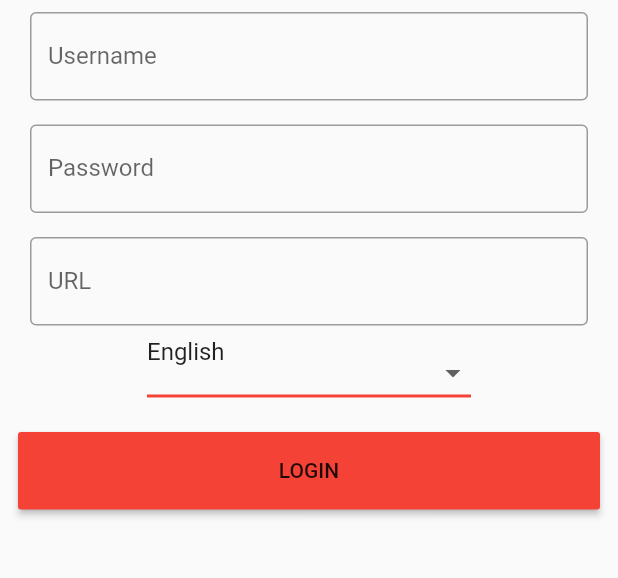
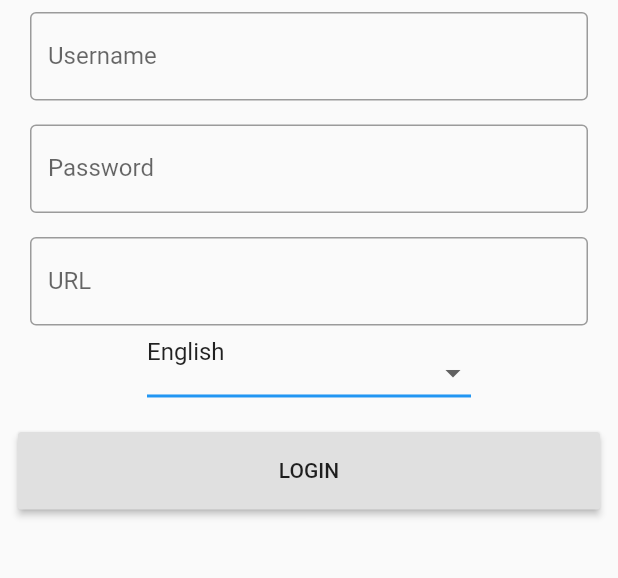
Before and after one commit to openemr/app-flutter-openemr, a Flutter app: the screen it shows after launch, on a phone screen of 412 x 824 dp, the part 471-1049 px from its top. Run offline on Flutter 3.47's test engine with Material 2 defaults, Android fonts, the phone set to English and light mode, and no system bars; our stand-ins replace font_awesome_flutter, sqflite; missing offline and left inert: barcode_scan; accounts and stored records are empty.

Commit message:
- Fixes and theme updates (#6)

```diff
--- a/lib/data/rest_ds.dart
+++ b/lib/data/rest_ds.dart
@@ -14,21 +14,23 @@ class RestDatasource {
     initState();
   }
   void initState() async {
-    baseUrl = await db.getBaseUrl();
-    token = await db.getToken();
+    if (await db.isLoggedIn()) {
+      baseUrl = await db.getBaseUrl();
+      token = await db.getToken();
+    }
   }
 
   NetworkUtil _netUtil = new NetworkUtil();
   static final LOGIN_URL = "/apis/api/auth";
 
   Future<User> login(String username, String password, String url) {
-    return _netUtil.post(url+LOGIN_URL, body: {
+    return _netUtil.post(url + LOGIN_URL, body: {
       "grant_type": "password",
       "username": username,
       "password": password,
       "scope": "default"
     }).then((dynamic res) {
-      if(res == null) throw new Exception("Invalid Login Credentials");
+      if (res == null) throw new Exception("Invalid Login Credentials");
       res['username'] = username;
       res['baseUrl'] = url;
       return new User.map(res);
--- a/lib/interface/login/login.dart
+++ b/lib/interface/login/login.dart
@@ -55,11 +55,11 @@ class LoginScreenState extends State<LoginScreen>
 
   var _value = "en";
   static const ar_dropdown = 4 / 1;
-  static const ar_btn = 15 / 2 ;
+  static const ar_btn = 15 / 2;
   DropdownButton _normalDown() => DropdownButton<String>(
         underline: Container(
           height: 2,
-          color: Theme.of(context).primaryColor,
+          color: Theme.of(context).textSelectionColor,
         ),
         items: [
           DropdownMenuItem(
@@ -98,7 +98,7 @@ class LoginScreenState extends State<LoginScreen>
       child: new RaisedButton(
         onPressed: _submit,
         child: new Text(MyLocalizations.of(context, 'LOGIN')),
-        color: Theme.of(context).primaryColor,
+        color: Theme.of(context).buttonColor,
       ),
     );
     var loginForm = <Widget>[
@@ -111,11 +111,6 @@ class LoginScreenState extends State<LoginScreen>
               padding: const EdgeInsets.all(8.0),
               child: new TextFormField(
                 onSaved: (val) => _username = val,
-                validator: (val) {
-                  return val.length < 10
-                      ? "Username must have atleast 12 chars"
-                      : null;
-                },
                 decoration: new InputDecoration(
                   labelText: MyLocalizations.of(context, 'Username'),
                   border: OutlineInputBorder(),
@@ -131,11 +126,6 @@ class LoginScreenState extends State<LoginScreen>
                   border: OutlineInputBorder(),
                 ),
                 obscureText: true,
-                validator: (val) {
-                  return val.length < 10
-                      ? "Password must have atleast 12 chars"
-                      : null;
-                },
               ),
             ),
             new Padding(
@@ -144,6 +134,7 @@ class LoginScreenState extends State<LoginScreen>
                 onSaved: (val) => _url = val,
                 decoration: new InputDecoration(
                   labelText: MyLocalizations.of(context, 'URL'),
+                  hintText: "http://example.com",
                   border: OutlineInputBorder(),
                 ),
               ),
--- a/lib/interface/qrCode/qr_code.dart
+++ b/lib/interface/qrCode/qr_code.dart
@@ -35,7 +35,7 @@ class _MyAppState extends State<QrCode> {
                         child: new Text(
                           "Scan",
                         ),
-                            color: Colors.white54,
+                        color: Theme.of(context).iconTheme.color,
                       ),
                       padding: const EdgeInsets.all(8.0),
                     ),
--- a/lib/main.dart
+++ b/lib/main.dart
@@ -94,8 +94,9 @@ class _MyAppState extends State<MyApp> {
       locale: locale,
       title: 'OpenEMR',
       theme: new ThemeData(
-        primarySwatch: Colors.red,
-      ),
+          primarySwatch: Colors.blue,
+          iconTheme:
+              IconThemeData(color: Colors.green, opacity: 1, size: 20.0)),
       routes: routes,
     );
   }
--- a/lib/presenter/patient_list_presenter.dart
+++ b/lib/presenter/patient_list_presenter.dart
@@ -3,6 +3,7 @@ import 'package:openemr/models/patient.dart';
 
 abstract class PatientListContract {
   void mapData(List<Patient> patient);
+  void onError(String errorTxt);
 }
 
 class PatientListPresenter {
@@ -13,7 +14,7 @@ class PatientListPresenter {
   getAllPatients() {
     api.getPatientList().then((List<Patient> list) {
       _view.mapData(list);
-    }).catchError((Object error) => print(error.toString()));
+    }).catchError((Object error) => _view.onError(error.toString()));
     //TODO  Change print with a snackbar/toastmessage
   }
 }
--- a/lib/utils/common.dart
+++ b/lib/utils/common.dart
@@ -1,7 +1,7 @@
 import 'package:flutter/material.dart';
 import 'package:url_launcher/url_launcher.dart';
 
-void showToast(BuildContext context,String msg) {
+void showToast(BuildContext context, String msg) {
   final scaffold = Scaffold.of(context);
   scaffold.showSnackBar(
     SnackBar(
@@ -17,3 +17,7 @@ void launchURL(url) async {
     throw 'Could not launch $url';
   }
 }
+
+bool isValidUrl(url) {
+  return Uri.parse(url).isAbsolute;
+}
```
Also changed, not shown: lib/data/database_helper.dart (+10 -10 lines), lib/interface/patientList/patientList.dart (+24 -5 lines), lib/utils/network.dart (+10 -1 lines). Lines whose indentation alone changed are shown as unchanged.
